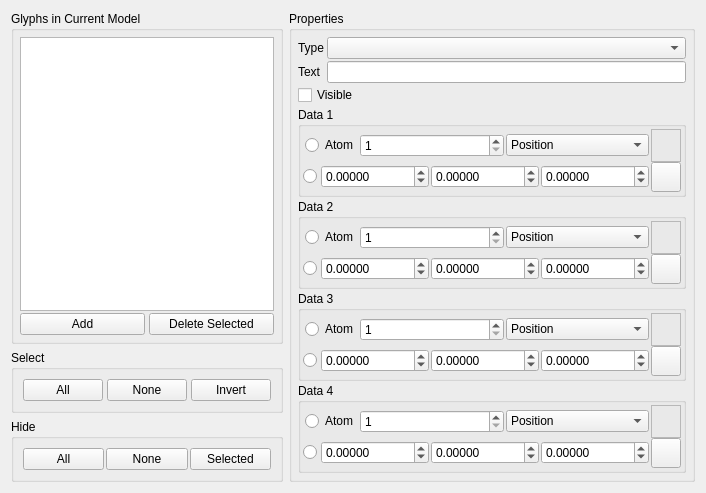
Qt form branches/nugui/src/gui/glyphs.ui (trisyoungs/aten) before a commit.
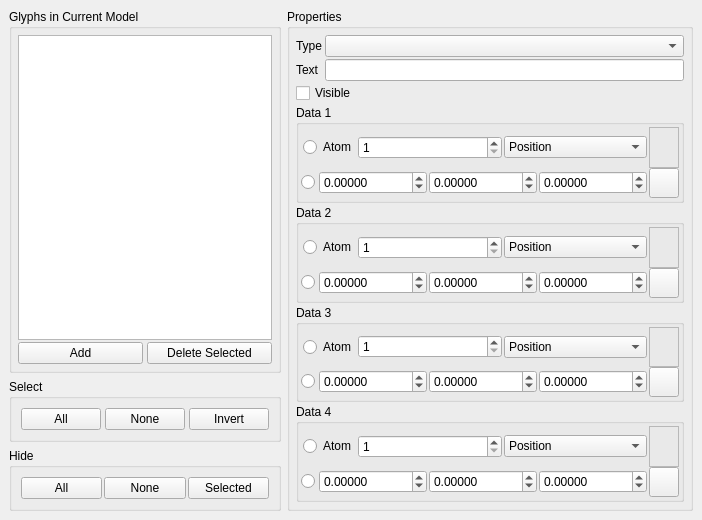
The same form after that commit. Icons and pictures are not drawn. Custom widgets are drawn as their Qt base class.

Commit message: Renamed fragment* to fragments* in src/gui. Converted some more tool windows to dock widgets.

```diff
--- a/branches/nugui/src/gui/glyphs.ui
+++ b/branches/nugui/src/gui/glyphs.ui
@@ -1,24 +1,22 @@
-<ui version="4.0" >
- <class>GlyphsDialog</class>
- <widget class="QDialog" name="GlyphsDialog" >
-  <property name="geometry" >
+<?xml version="1.0" encoding="UTF-8"?>
+<ui version="4.0">
+ <class>GlyphsWidget</class>
+ <widget class="QDockWidget" name="GlyphsWidget">
+  <property name="geometry">
    <rect>
     <x>0</x>
     <y>0</y>
-    <width>574</width>
-    <height>493</height>
+    <width>467</width>
+    <height>520</height>
    </rect>
   </property>
   <property name="windowTitle" >
    <string>Glyphs</string>
   </property>
-  <property name="windowIcon" >
-   <iconset resource="icons.qrc" >
-    <normaloff>:/stackicons/icons/stack_glyphs.svg</normaloff>:/stackicons/icons/stack_glyphs.svg</iconset>
-  </property>
-  <layout class="QHBoxLayout" name="horizontalLayout_22" >
+  <widget class="QWidget" name="dockWidgetContents">
+   <layout class="QHBoxLayout" name="horizontalLayout_2">
    <item>
-    <layout class="QVBoxLayout" name="verticalLayout_3" >
+     <layout class="QVBoxLayout" name="verticalLayout_3">
      <item>
       <widget class="QGroupBox" name="GlyphBox" >
        <property name="title" >
@@ -45,16 +43,16 @@
          </widget>
         </item>
         <item>
-         <layout class="QHBoxLayout" >
-          <property name="spacing" >
+          <layout class="QHBoxLayout" name="_2">
+           <property name="spacing">
            <number>4</number>
           </property>
-          <property name="margin" >
+           <property name="margin">
            <number>0</number>
           </property>
           <item>
-           <widget class="QPushButton" name="GlyphAddButton" >
-            <property name="text" >
+            <widget class="QPushButton" name="GlyphAddButton">
+             <property name="text">
              <string>Add</string>
             </property>
             <property name="autoDefault" >
@@ -63,8 +61,8 @@
            </widget>
           </item>
           <item>
-           <widget class="QPushButton" name="GlyphDeleteSelectedButton" >
-            <property name="text" >
+            <widget class="QPushButton" name="GlyphDeleteSelectedButton">
+             <property name="text">
              <string>Delete Selected</string>
             </property>
             <property name="autoDefault" >
@@ -82,14 +80,14 @@
        <property name="title" >
         <string>Select</string>
        </property>
-       <layout class="QHBoxLayout" >
-        <property name="spacing" >
+        <layout class="QHBoxLayout" name="_3">
+         <property name="spacing">
          <number>4</number>
         </property>
         <item>
-         <widget class="QPushButton" name="GlyphSelectAllButton" >
-          <property name="sizePolicy" >
-           <sizepolicy vsizetype="Fixed" hsizetype="Expanding" >
+          <widget class="QPushButton" name="GlyphSelectAllButton">
+           <property name="sizePolicy">
+            <sizepolicy hsizetype="Expanding" vsizetype="Fixed">
             <horstretch>0</horstretch>
             <verstretch>0</verstretch>
            </sizepolicy>
@@ -103,9 +101,9 @@
          </widget>
         </item>
         <item>
-         <widget class="QPushButton" name="GlyphSelectNoneButton" >
-          <property name="sizePolicy" >
-           <sizepolicy vsizetype="Fixed" hsizetype="Expanding" >
+          <widget class="QPushButton" name="GlyphSelectNoneButton">
+           <property name="sizePolicy">
+            <sizepolicy hsizetype="Expanding" vsizetype="Fixed">
             <horstretch>0</horstretch>
             <verstretch>0</verstretch>
            </sizepolicy>
@@ -119,9 +117,9 @@
          </widget>
         </item>
         <item>
-         <widget class="QPushButton" name="GlyphInvertSelectionButton" >
-          <property name="sizePolicy" >
-           <sizepolicy vsizetype="Fixed" hsizetype="Expanding" >
+          <widget class="QPushButton" name="GlyphInvertSelectionButton">
+           <property name="sizePolicy">
+            <sizepolicy hsizetype="Expanding" vsizetype="Fixed">
             <horstretch>0</horstretch>
             <verstretch>0</verstretch>
            </sizepolicy>
@@ -142,14 +140,14 @@
        <property name="title" >
         <string>Hide</string>
        </property>
-       <layout class="QHBoxLayout" >
-        <property name="spacing" >
+        <layout class="QHBoxLayout" name="_4">
+         <property name="spacing">
          <number>2</number>
         </property>
         <item>
-         <widget class="QPushButton" name="GlyphHideAllButton" >
-          <property name="sizePolicy" >
-           <sizepolicy vsizetype="Fixed" hsizetype="Expanding" >
+          <widget class="QPushButton" name="GlyphHideAllButton">
+           <property name="sizePolicy">
+            <sizepolicy hsizetype="Expanding" vsizetype="Fixed">
             <horstretch>0</horstretch>
             <verstretch>0</verstretch>
            </sizepolicy>
@@ -163,9 +161,9 @@
          </widget>
         </item>
         <item>
-         <widget class="QPushButton" name="GlyphHideNoneButton" >
-          <property name="sizePolicy" >
-           <sizepolicy vsizetype="Fixed" hsizetype="Expanding" >
+          <widget class="QPushButton" name="GlyphHideNoneButton">
+           <property name="sizePolicy">
+            <sizepolicy hsizetype="Expanding" vsizetype="Fixed">
             <horstretch>0</horstretch>
             <verstretch>0</verstretch>
            </sizepolicy>
@@ -179,9 +177,9 @@
          </widget>
         </item>
         <item>
-         <widget class="QPushButton" name="GlyphHideSelectedButton" >
-          <property name="sizePolicy" >
-           <sizepolicy vsizetype="Fixed" hsizetype="Expanding" >
+          <widget class="QPushButton" name="GlyphHideSelectedButton">
+           <property name="sizePolicy">
+            <sizepolicy hsizetype="Expanding" vsizetype="Fixed">
             <horstretch>0</horstretch>
             <verstretch>0</verstretch>
            </sizepolicy>
@@ -200,9 +198,9 @@
     </layout>
    </item>
    <item>
-    <widget class="QGroupBox" name="PropertiesBox" >
-     <property name="sizePolicy" >
-      <sizepolicy vsizetype="Expanding" hsizetype="Expanding" >
+     <widget class="QGroupBox" name="PropertiesBox">
+      <property name="sizePolicy">
+       <sizepolicy hsizetype="Expanding" vsizetype="Expanding">
        <horstretch>0</horstretch>
        <verstretch>0</verstretch>
       </sizepolicy>
@@ -1289,6 +1287,7 @@
     </widget>
    </item>
   </layout>
+  </widget>
  </widget>
  <customwidgets>
   <customwidget>
```
Left out of the diff: 756 changed lines with no effect on the pictures. Lines whose indentation alone changed are shown as unchanged. The commit also changes 14 other files.
